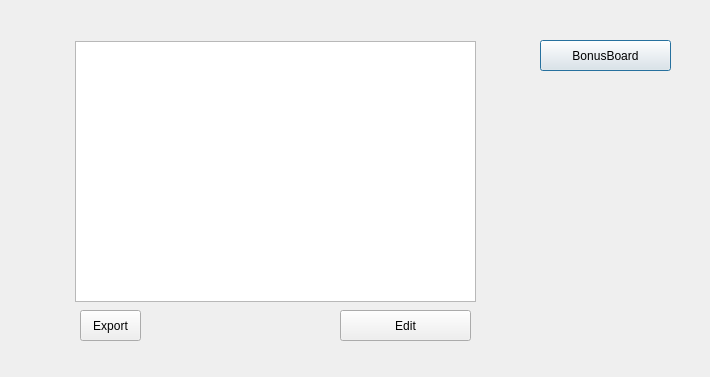
Old version of the form ui/7_Salaries/EmployeeListScreen.ui in the repository F1l14/Software-Engineering-2025.
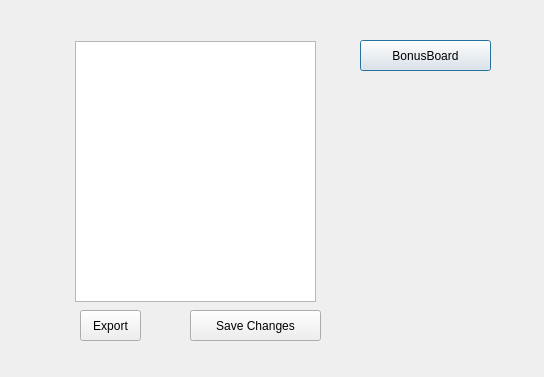
New version of the form.

Commit message: added showEmployeeSalariesList to employeeListScreen and ui  changes

Patch:
```diff
--- a/ui/7_Salaries/EmployeeListScreen.ui
+++ b/ui/7_Salaries/EmployeeListScreen.ui
@@ -6,7 +6,7 @@
    <rect>
     <x>0</x>
     <y>0</y>
-    <width>710</width>
+    <width>544</width>
     <height>377</height>
    </rect>
   </property>
@@ -16,7 +16,7 @@
   <widget class="QPushButton" name="bonusButton">
    <property name="geometry">
     <rect>
-     <x>540</x>
+     <x>360</x>
      <y>40</y>
      <width>131</width>
      <height>31</height>
@@ -34,7 +34,7 @@
     <rect>
      <x>75</x>
      <y>41</y>
-     <width>401</width>
+     <width>241</width>
      <height>261</height>
     </rect>
    </property>
@@ -58,7 +58,7 @@
   <widget class="QPushButton" name="editButton">
    <property name="geometry">
     <rect>
-     <x>340</x>
+     <x>190</x>
      <y>310</y>
      <width>131</width>
      <height>31</height>
@@ -68,7 +68,7 @@
     <cursorShape>PointingHandCursor</cursorShape>
    </property>
    <property name="text">
-    <string>Edit</string>
+    <string>Save Changes</string>
    </property>
   </widget>
  </widget>
```
The commit also changes 1 other file.
